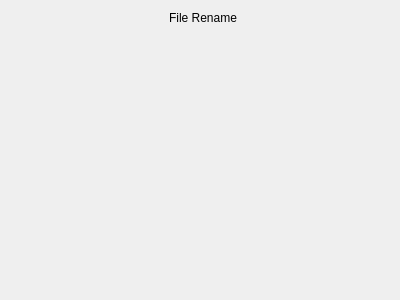
The window that UI/btn_FileRename.ui (zzungdo/Intergration_Tool) describes before a commit, drawn with Qt 5.
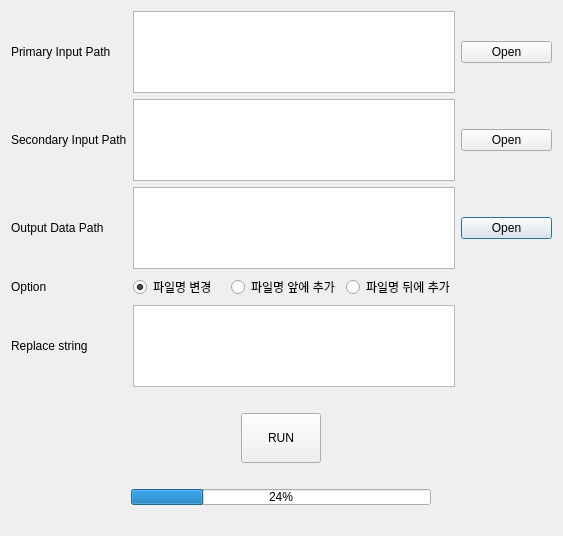
The same window after the commit.

Commit message: Data Rename 1st commit

```diff
--- a/UI/btn_FileRename.ui
+++ b/UI/btn_FileRename.ui
@@ -6,23 +6,212 @@
    <rect>
     <x>0</x>
     <y>0</y>
-    <width>400</width>
-    <height>300</height>
+    <width>563</width>
+    <height>536</height>
    </rect>
   </property>
   <property name="windowTitle">
    <string>File_Rename_Dialog</string>
   </property>
-  <layout class="QFormLayout" name="formLayout">
-   <item row="0" column="1">
-    <widget class="QLabel" name="label">
-     <property name="text">
-      <string>File Rename</string>
+  <property name="styleSheet">
+   <string notr="true"/>
+  </property>
+  <layout class="QVBoxLayout" name="verticalLayout">
+   <item>
+    <layout class="QGridLayout" name="gridLayout">
+     <item row="4" column="3">
+      <widget class="QRadioButton" name="rBtn_rear">
+       <property name="text">
+        <string>파일명 뒤에 추가</string>
+       </property>
+      </widget>
+     </item>
+     <item row="4" column="2">
+      <widget class="QRadioButton" name="rBtn_front">
+       <property name="text">
+        <string>파일명 앞에 추가</string>
+       </property>
+      </widget>
+     </item>
+     <item row="4" column="1">
+      <widget class="QRadioButton" name="rBtn_rename">
+       <property name="text">
+        <string>파일명 변경</string>
+       </property>
+       <property name="checked">
+        <bool>true</bool>
+       </property>
+      </widget>
+     </item>
+     <item row="5" column="1" colspan="3">
+      <widget class="QTextEdit" name="textEdit_string"/>
+     </item>
+     <item row="3" column="1" colspan="3">
+      <widget class="QTextEdit" name="textEdit_output_path"/>
+     </item>
+     <item row="3" column="4">
+      <widget class="QPushButton" name="pbth_output_path">
+       <property name="text">
+        <string>Open</string>
+       </property>
+      </widget>
+     </item>
+     <item row="4" column="0">
+      <widget class="QLabel" name="label_option">
+       <property name="text">
+        <string>Option</string>
+       </property>
+      </widget>
+     </item>
+     <item row="3" column="0">
+      <widget class="QLabel" name="label_output_path">
+       <property name="text">
+        <string>Output Data Path</string>
+       </property>
+      </widget>
+     </item>
+     <item row="2" column="4">
+      <widget class="QPushButton" name="pbtn_input_path2">
+       <property name="text">
+        <string>Open</string>
+       </property>
+      </widget>
+     </item>
+     <item row="2" column="1" colspan="3">
+      <widget class="QTextEdit" name="textEdit_input_path2"/>
+     </item>
+     <item row="1" column="1" colspan="3">
+      <widget class="QTextEdit" name="textEdit_input_path1"/>
+     </item>
+     <item row="5" column="0">
+      <widget class="QLabel" name="label_string">
+       <property name="text">
+        <string>Replace string</string>
+       </property>
+      </widget>
+     </item>
+     <item row="1" column="4">
+      <widget class="QPushButton" name="pbtn_input_path1">
+       <property name="text">
+        <string>Open</string>
+       </property>
+      </widget>
+     </item>
+     <item row="1" column="0">
+      <widget class="QLabel" name="label_input_path1">
+       <property name="text">
+        <string>Primary Input Path</string>
+       </property>
+      </widget>
+     </item>
+     <item row="2" column="0">
+      <widget class="QLabel" name="label_input_path2">
+       <property name="text">
+        <string>Secondary Input Path</string>
+       </property>
+      </widget>
+     </item>
+    </layout>
+   </item>
+   <item>
+    <spacer name="horizontalSpacer">
+     <property name="orientation">
+      <enum>Qt::Horizontal</enum>
      </property>
-     <property name="alignment">
-      <set>Qt::AlignmentFlag::AlignCenter</set>
+     <property name="sizeHint" stdset="0">
+      <size>
+       <width>40</width>
+       <height>20</height>
+      </size>
      </property>
-    </widget>
+    </spacer>
+   </item>
+   <item>
+    <layout class="QHBoxLayout" name="horizontalLayout_2">
+     <item alignment="Qt::AlignHCenter">
+      <widget class="QPushButton" name="pbtn_run">
+       <property name="sizePolicy">
+        <sizepolicy hsizetype="Expanding" vsizetype="Fixed">
+         <horstretch>0</horstretch>
+         <verstretch>0</verstretch>
+        </sizepolicy>
+       </property>
+       <property name="minimumSize">
+        <size>
+         <width>0</width>
+         <height>50</height>
+        </size>
+       </property>
+       <property name="maximumSize">
+        <size>
+         <width>16777215</width>
+         <height>16777215</height>
+        </size>
+       </property>
+       <property name="layoutDirection">
+        <enum>Qt::RightToLeft</enum>
+       </property>
+       <property name="text">
+        <string>RUN</string>
+       </property>
+      </widget>
+     </item>
+    </layout>
+   </item>
+   <item>
+    <spacer name="horizontalSpacer_3">
+     <property name="orientation">
+      <enum>Qt::Horizontal</enum>
+     </property>
+     <property name="sizeHint" stdset="0">
+      <size>
+       <width>40</width>
+       <height>20</height>
+      </size>
+     </property>
+    </spacer>
+   </item>
+   <item>
+    <layout class="QHBoxLayout" name="horizontalLayout">
+     <item alignment="Qt::AlignHCenter|Qt::AlignVCenter">
+      <widget class="QProgressBar" name="progressBar">
+       <property name="sizePolicy">
+        <sizepolicy hsizetype="Expanding" vsizetype="Expanding">
+         <horstretch>0</horstretch>
+         <verstretch>0</verstretch>
+        </sizepolicy>
+       </property>
+       <property name="minimumSize">
+        <size>
+         <width>300</width>
+         <height>0</height>
+        </size>
+       </property>
+       <property name="maximumSize">
+        <size>
+         <width>16777215</width>
+         <height>16777215</height>
+        </size>
+       </property>
+       <property name="value">
+        <number>24</number>
+       </property>
+      </widget>
+     </item>
+    </layout>
+   </item>
+   <item>
+    <spacer name="horizontalSpacer_4">
+     <property name="orientation">
+      <enum>Qt::Horizontal</enum>
+     </property>
+     <property name="sizeHint" stdset="0">
+      <size>
+       <width>40</width>
+       <height>20</height>
+      </size>
+     </property>
+    </spacer>
    </item>
   </layout>
  </widget>
```
Left out of the diff: 10 changed lines with no effect on the pictures. The commit also changes 18 other files.
